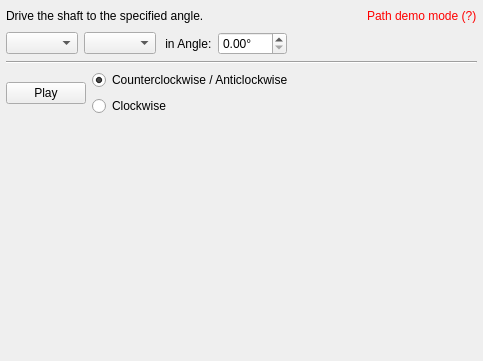
Before: the Qt Designer form core/panel/Drivers/Drive_shaft.ui in KmolYuan/Pyslvs-UI, drawn with Qt 5.
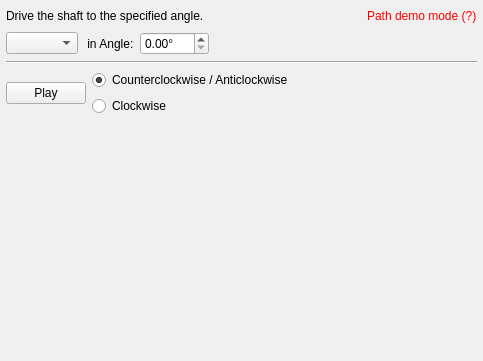
After: the same form once the commit is applied.

The edit to the form file:
```diff
--- a/core/panel/Drivers/Drive_shaft.ui
+++ b/core/panel/Drivers/Drive_shaft.ui
@@ -71,9 +71,6 @@
      <item>
       <widget class="QComboBox" name="Point"/>
      </item>
-     <item>
-      <widget class="QComboBox" name="Link"/>
-     </item>
      <item>
       <widget class="QLabel" name="label_2">
        <property name="sizePolicy">
```
